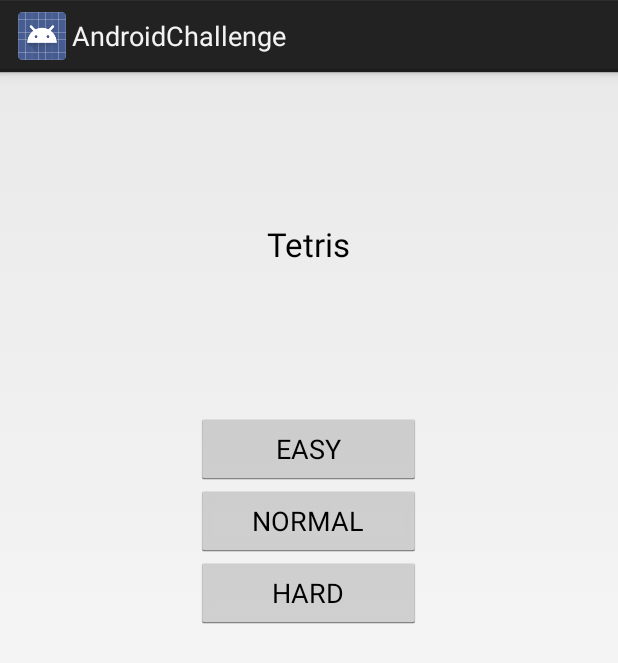
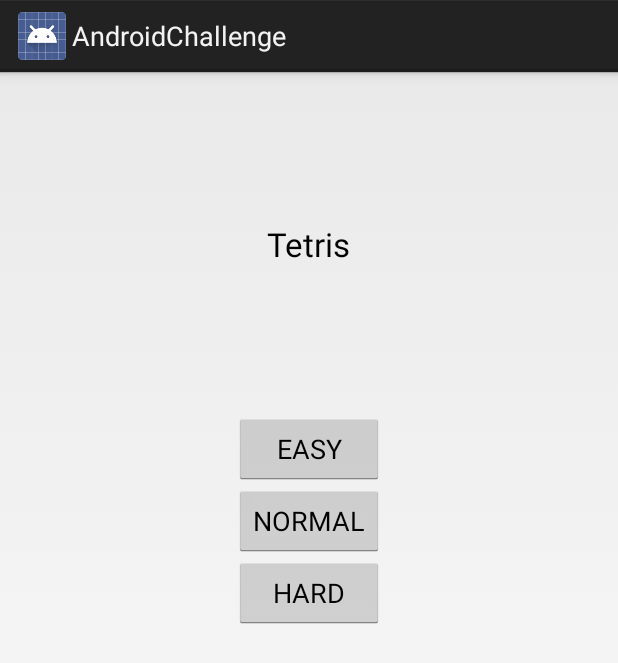
Before and after one commit to s13008/Tetris, an Android app: the screen it shows after launch (MainActivity), after a tap on "START", on a phone screen of 412 x 824 dp. Shown: the top 663 px of the screen. Run offline under Robolectric (Android 15) with nearby library versions, the phone set to English and light mode, and no system bars.

Commit message:
難易度選択ボタンの位置調整

```diff
--- a/app/src/main/java/jp/ac/it_college/std/s13012/androidchallenge/TetrisActivity.java
+++ b/app/src/main/java/jp/ac/it_college/std/s13012/androidchallenge/TetrisActivity.java
@@ -11,9 +11,6 @@
     protected void onCreate(Bundle savedInstanceState) {
         super.onCreate(savedInstanceState);
         setContentView(R.layout.activity_tetris);
-        LinearLayout layout = (LinearLayout)findViewById(R.id.tetris);
-
-        layout.addView(new Board(this));
         Log.v("PlayGame", getIntent().getStringExtra("Difficulty"));
     }
 
--- a/app/src/main/res/layout/fragment_difficulty.xml
+++ b/app/src/main/res/layout/fragment_difficulty.xml
@@ -1,4 +1,4 @@
-<FrameLayout xmlns:android="http://schemas.android.com/apk/res/android"
+<RelativeLayout xmlns:android="http://schemas.android.com/apk/res/android"
     xmlns:tools="http://schemas.android.com/tools"
     android:layout_width="match_parent"
     android:layout_height="match_parent"
@@ -6,31 +6,30 @@
 
     <!-- TODO: Update blank fragment layout -->
 
-    <TableLayout
-        android:layout_width="150dp"
-        android:layout_height="fill_parent"
-        android:layout_gravity="center">
-
         <Button
-            android:layout_width="108dp"
+            android:layout_width="100dp"
             android:layout_height="wrap_content"
             android:text="EASY"
             android:id="@+id/easy_button"
-            android:layout_gravity="center" />
+            android:layout_alignParentTop="true"
+            android:layout_centerInParent="true"
+             />
 
         <Button
-            android:layout_width="wrap_content"
+            android:layout_width="100dp"
             android:layout_height="wrap_content"
             android:text="NORMAL"
             android:id="@+id/normal_button"
-            android:layout_gravity="center" />
+            android:layout_centerInParent="true"
+            android:layout_below="@id/easy_button"
+             />
 
         <Button
-            android:layout_width="wrap_content"
+            android:layout_width="100dp"
             android:layout_height="wrap_content"
             android:text="HARD"
             android:id="@+id/hard_button"
-            android:layout_gravity="center" />
-    </TableLayout>
+            android:layout_centerInParent="true"
+            android:layout_below="@id/normal_button"/>
 
-</FrameLayout>
+</RelativeLayout>
```
Also changed, not shown: app/src/main/java/jp/ac/it_college/std/s13012/androidchallenge/Board.java (+16 -3 lines), app/src/main/res/layout/activity_tetris.xml (+0 -21 lines).
